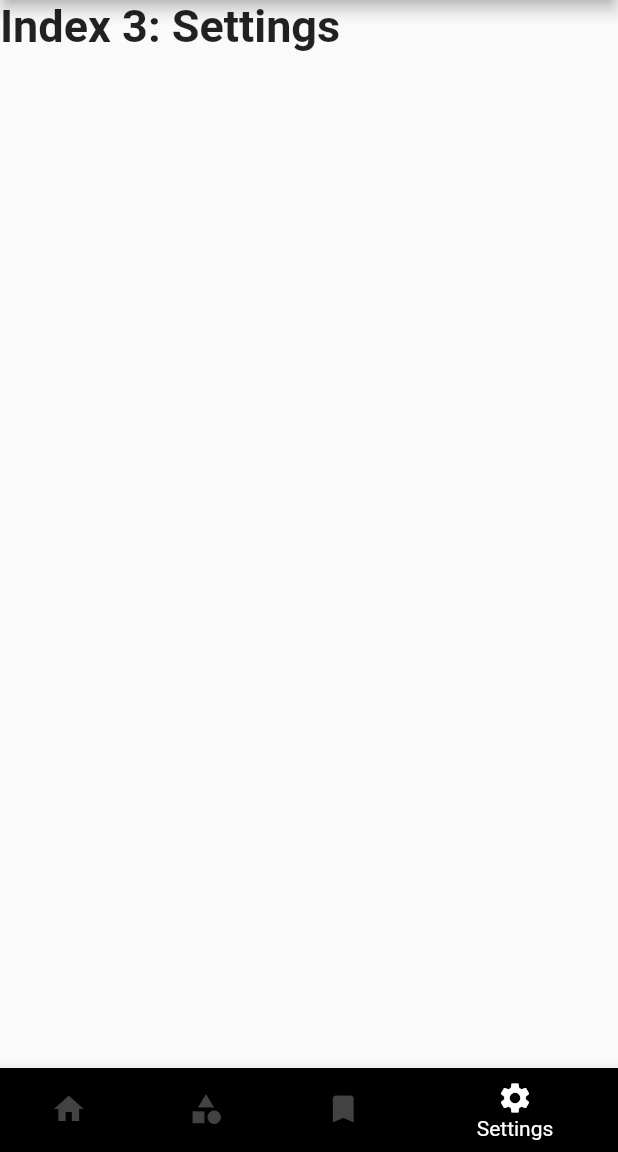
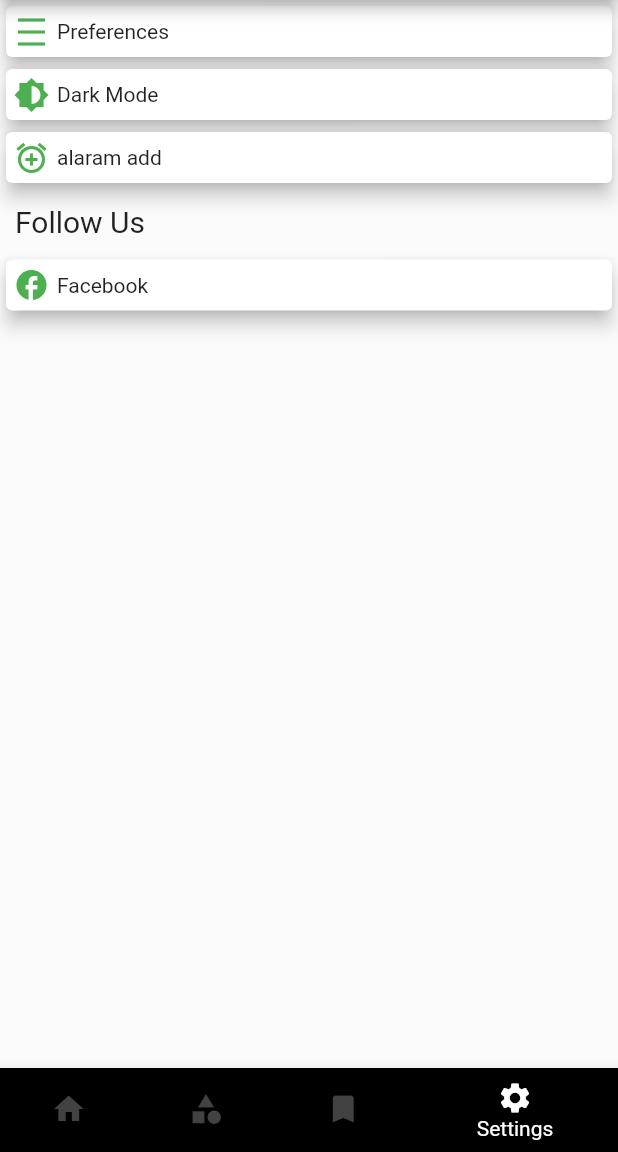
Before and after one commit to zahinaqthar/millionfact, a Flutter app: the screen it shows after launch, item 4 of the bottom bar chosen, on a phone screen of 412 x 824 dp, the part 84-1236 px from its top. Run offline on Flutter 3.47's test engine with Material 2 defaults, Android fonts, the phone set to English and light mode, and no system bars.

Commit message:
Menambah element setting

```diff
--- a/lib/main.dart
+++ b/lib/main.dart
@@ -1,6 +1,7 @@
 import 'package:flutter/material.dart';
 import 'package:testtextflutter/carddesign2.dart';
 import 'package:testtextflutter/carditemlist.dart';
+import 'package:testtextflutter/settinglist.dart';
 
 void main() {
   runApp(const MyApp());
@@ -20,17 +21,14 @@ class _MyWidgetState extends State<MyApp> {
   List<Widget> _widgetOptions = <Widget>[
     cardlist(),
     Text(
-      'Index 1: Business',
+      'Index 1',
       style: optionStyle,
     ),
     Text(
-      'Index 2: School',
+      'Index 2',
       style: optionStyle,
     ),
-    Text(
-      'Index 3: Settings',
-      style: optionStyle,
-    ),
+    settingList(),
   ];
 
   void _onItemTapped(int index) {
--- /dev/null
+++ b/lib/settinglist.dart
@@ -0,0 +1,39 @@
+import 'package:flutter/material.dart';
+
+class settingList extends StatelessWidget {
+  const settingList({Key? key}) : super(key: key);
+
+  @override
+  Widget build(BuildContext context) {
+    Card buildCard(IconData iconname, String desc) {
+      return Card(
+        elevation: 5,
+        child: Row(children: [
+          Container(
+              margin: EdgeInsets.all(5),
+              child: Icon(
+                iconname,
+                color: Colors.green,
+              )),
+          Text(desc),
+        ]),
+      );
+    }
+
+    return ListView(
+      children: [
+        buildCard(Icons.density_medium_outlined, "Preferences"),
+        buildCard(Icons.brightness_6, "Dark Mode"),
+        buildCard(Icons.add_alarm, "alaram add"),
+        Container(
+          margin: EdgeInsets.all(10),
+          child: Text(
+            "Follow Us",
+            style: TextStyle(fontSize: 20),
+          ),
+        ),
+        buildCard(Icons.facebook, "Facebook"),
+      ],
+    );
+  }
+}
```
